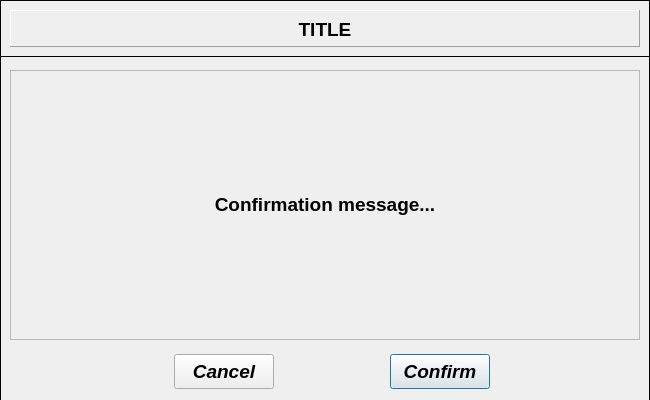
Above: data/user_input/ui/Project/callDoubleConfirmationInput.ui from open-pulse/OpenPulse before the change. Below: the same form after it.
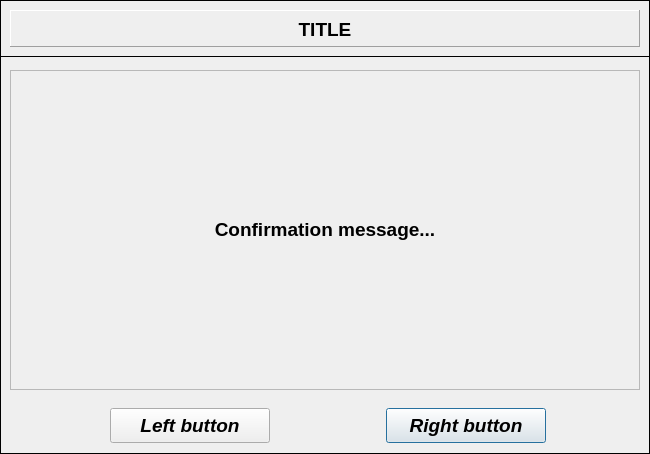
That is the form after the change.

```diff
--- a/data/user_input/ui/Project/callDoubleConfirmationInput.ui
+++ b/data/user_input/ui/Project/callDoubleConfirmationInput.ui
@@ -7,19 +7,19 @@
     <x>0</x>
     <y>0</y>
     <width>650</width>
-    <height>400</height>
+    <height>454</height>
    </rect>
   </property>
   <property name="minimumSize">
    <size>
     <width>650</width>
-    <height>400</height>
+    <height>454</height>
    </size>
   </property>
   <property name="maximumSize">
    <size>
     <width>1000</width>
-    <height>800</height>
+    <height>454</height>
    </size>
   </property>
   <property name="windowTitle">
@@ -31,19 +31,19 @@
      <x>0</x>
      <y>56</y>
      <width>650</width>
-     <height>348</height>
+     <height>398</height>
     </rect>
    </property>
    <property name="minimumSize">
     <size>
      <width>650</width>
-     <height>348</height>
+     <height>398</height>
     </size>
    </property>
    <property name="maximumSize">
     <size>
      <width>650</width>
-     <height>348</height>
+     <height>398</height>
     </size>
    </property>
    <property name="frameShape">
@@ -58,19 +58,19 @@
       <x>10</x>
       <y>14</y>
       <width>630</width>
-      <height>270</height>
+      <height>320</height>
      </rect>
     </property>
     <property name="minimumSize">
      <size>
       <width>630</width>
-      <height>270</height>
+      <height>320</height>
      </size>
     </property>
     <property name="maximumSize">
      <size>
       <width>630</width>
-      <height>270</height>
+      <height>320</height>
      </size>
     </property>
     <property name="font">
@@ -101,9 +101,9 @@
    <widget class="QPushButton" name="pushButton_confirm">
     <property name="geometry">
      <rect>
-      <x>390</x>
-      <y>298</y>
-      <width>100</width>
+      <x>386</x>
+      <y>352</y>
+      <width>160</width>
       <height>35</height>
      </rect>
     </property>
@@ -117,7 +117,7 @@
      </font>
     </property>
     <property name="text">
-     <string>Confirm</string>
+     <string>Right button</string>
     </property>
     <property name="default">
      <bool>false</bool>
@@ -129,12 +129,18 @@
    <widget class="QPushButton" name="pushButton_cancel">
     <property name="geometry">
      <rect>
-      <x>174</x>
-      <y>298</y>
-      <width>100</width>
+      <x>110</x>
+      <y>352</y>
+      <width>160</width>
       <height>35</height>
      </rect>
     </property>
+    <property name="sizePolicy">
+     <sizepolicy hsizetype="Expanding" vsizetype="Fixed">
+      <horstretch>0</horstretch>
+      <verstretch>0</verstretch>
+     </sizepolicy>
+    </property>
     <property name="font">
      <font>
       <family>Arial</family>
@@ -145,7 +151,7 @@
      </font>
     </property>
     <property name="text">
-     <string>Cancel</string>
+     <string>Left button</string>
     </property>
     <property name="default">
      <bool>false</bool>
```
Left out of the diff: 7 changed lines with no effect on the pictures.
